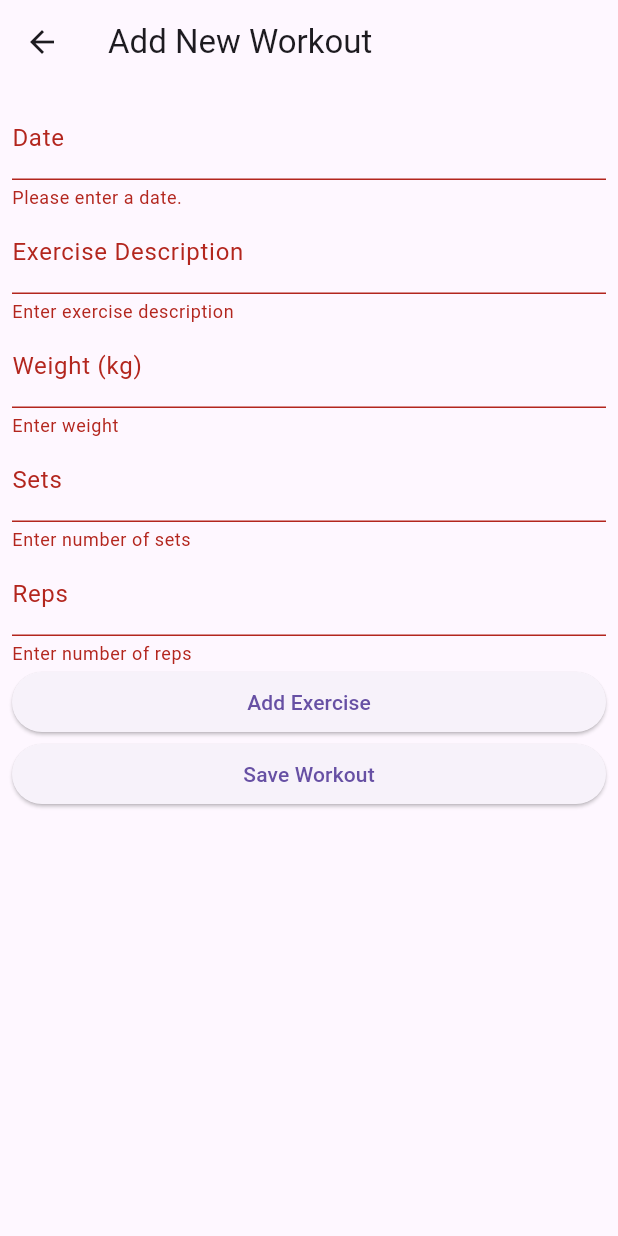
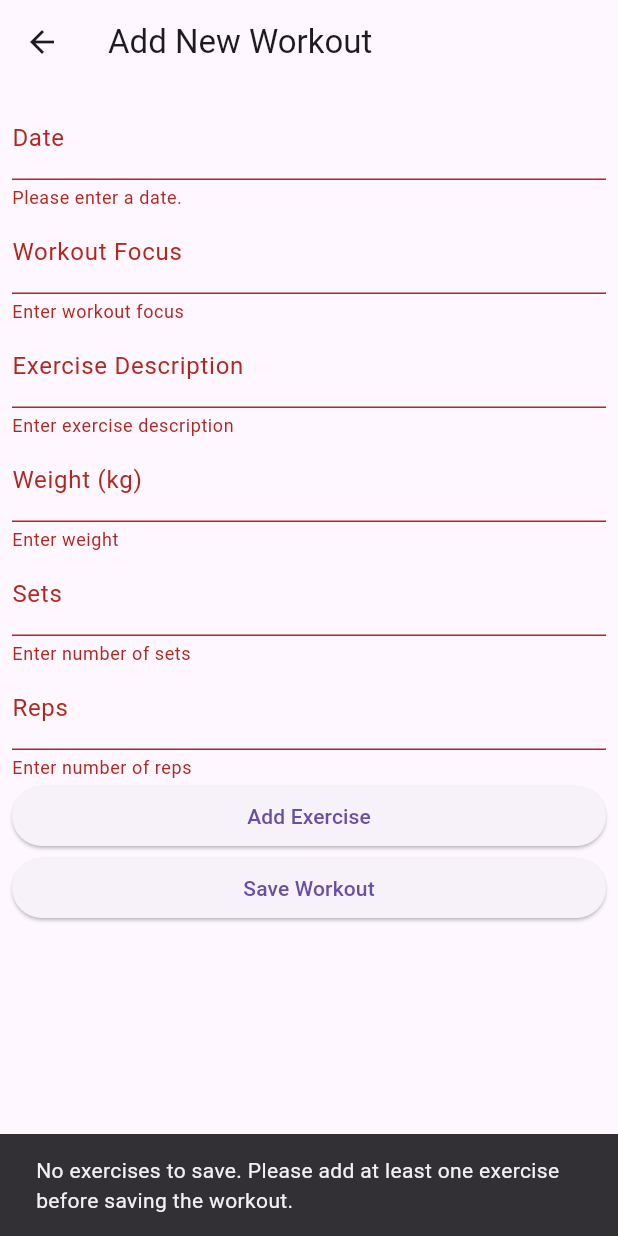
Before and after one commit to mrmrjing/workout-tracker, a Flutter app: the screen it shows after launch, item 3 of the bottom bar chosen, after a tap on "Add Exercise", after a tap on "Save Workout", on a phone screen of 412 x 824 dp. Run offline on Flutter 3.47's test engine with Material 3 defaults, Android fonts, the phone set to English and light mode, and no system bars; our stand-ins replace sqflite; accounts and stored records are empty.

Commit message:
Simple add workout screen to add workouts

```diff
--- a/lib/views/add_workout_screen.dart
+++ b/lib/views/add_workout_screen.dart
@@ -1,19 +1,41 @@
 import 'package:flutter/material.dart';
-import 'package:intl/intl.dart';  // For date formatting
+import 'package:intl/intl.dart';
 import '../models/workout.dart';
-import '../models/exercise_detail.dart';  // Make sure to import ExerciseDetail
+import '../models/exercise_detail.dart';
 import '../services/database_helper.dart';
 
+/// This screen allows the user to add a new workout with multiple exercises.
 class AddWorkoutScreen extends StatefulWidget {
+  const AddWorkoutScreen({super.key});
+
   @override
-  _AddWorkoutScreenState createState() => _AddWorkoutScreenState();
+  AddWorkoutScreenState createState() => AddWorkoutScreenState();
 }
 
-class _AddWorkoutScreenState extends State<AddWorkoutScreen> {
-  final _formKey = GlobalKey<FormState>();
-  String? _date; // Date of the workout
-  List<ExerciseDetail> _exercises = []; // List of exercises
+/// State for AddWorkoutScreen that handles adding exercises and submitting a complete workout.
+class AddWorkoutScreenState extends State<AddWorkoutScreen> {
+  final GlobalKey<FormState> _formKey = GlobalKey<FormState>();
+  final List<ExerciseDetail> _exercises = [];
+  final TextEditingController _controllerDescription = TextEditingController();
+  final TextEditingController _controllerWeight = TextEditingController();
+  final TextEditingController _controllerSets = TextEditingController();
+  final TextEditingController _controllerReps = TextEditingController();
+  final TextEditingController _controllerFocus = TextEditingController();
+  String? _date;
+  bool _isLoading = false; // Indicates whether the submission is in progress.
 
+  @override
+  void dispose() {
+    // Clean up controllers when the widget is disposed.
+    _controllerDescription.dispose();
+    _controllerWeight.dispose();
+    _controllerSets.dispose();
+    _controllerReps.dispose();
+    _controllerFocus.dispose();
+    super.dispose();
+  }
+
+  /// Adds an exercise to the workout from the form data if it's valid.
   void _addExerciseDetail() {
     if (_formKey.currentState!.validate()) {
       _formKey.currentState!.save();
@@ -27,40 +49,104 @@ class _AddWorkoutScreenState extends State<AddWorkoutScreen> {
       _controllerWeight.clear();
       _controllerSets.clear();
       _controllerReps.clear();
+
+      ScaffoldMessenger.of(context).showSnackBar(
+        const SnackBar(content: Text("Exercise added successfully!")),
+      );
+    } else {
+      ScaffoldMessenger.of(context).showSnackBar(
+        const SnackBar(content: Text("Please correct the errors in the form before adding the exercise.")),
+      );
     }
   }
 
-  // Controllers for form fields
-  final _controllerDescription = TextEditingController();
-  final _controllerWeight = TextEditingController();
-  final _controllerSets = TextEditingController();
-  final _controllerReps = TextEditingController();
+  /// Submits all data to the database after validating current inputs and checking if there's at least one exercise.
+  void _submitData() async {
+    if (_exercises.isEmpty && !_isCurrentInputValid()) {
+      ScaffoldMessenger.of(context).showSnackBar(
+        const SnackBar(content: Text("No exercises to save. Please add at least one exercise before saving the workout.")),
+      );
+      return;
+    }
 
-  void _submitData() async {
-    if (_formKey.currentState!.validate()) {
-      _formKey.currentState!.save();
-      if (_date != null && _exercises.isNotEmpty) { // Ensure date and exercises are valid
-        Workout newWorkout = Workout(date: _date!, exercises: _exercises);
+    if (_isCurrentInputValid()) {
+      if (!_formKey.currentState!.validate()) {
+        ScaffoldMessenger.of(context).showSnackBar(
+          const SnackBar(content: Text("Please correct the errors in the form before saving.")),
+        );
+        return;
+      }
+      _addCurrentInputAsExercise();
+    }
+
+    setState(() => _isLoading = true);
+    try {
+      Workout newWorkout = Workout(date: _date!, exercises: _exercises, focus: _controllerFocus.text);
       await DatabaseHelper.instance.createWorkout(newWorkout);
-        Navigator.of(context).pop(); // Optionally pop the current screen
+      ScaffoldMessenger.of(context).showSnackBar(
+        const SnackBar(content: Text("Workout saved successfully!")),
+      );
+      if (mounted) Navigator.of(context).pop();
+    } catch (e) {
+      ScaffoldMessenger.of(context).showSnackBar(
+        SnackBar(content: Text('Failed to save workout: ${e.toString()}')),
+      );
+    } finally {
+      if (mounted) setState(() => _isLoading = false);
     }
   }
+
+  /// Adds the current input as an exercise if all fields are filled correctly.
+  void _addCurrentInputAsExercise() {
+    _exercises.add(ExerciseDetail(
+      description: _controllerDescription.text,
+      weight: double.parse(_controllerWeight.text),
+      sets: int.parse(_controllerSets.text),
+      reps: int.parse(_controllerReps.text),
+    ));
+    _controllerDescription.clear();
+    _controllerWeight.clear();
+    _controllerSets.clear();
+    _controllerReps.clear();
+  }
+
+  /// Checks if the current form inputs are valid for adding as an exercise.
+  bool _isCurrentInputValid() {
+    return _controllerDescription.text.isNotEmpty &&
+           _controllerWeight.text.isNotEmpty &&
+           _controllerSets.text.isNotEmpty &&
+           _controllerReps.text.isNotEmpty;
   }
 
   @override
   Widget build(BuildContext context) {
     return Scaffold(
-      appBar: AppBar(
-        title: Text('Add New Workout'),
-      ),
+      appBar: AppBar(title: const Text('Add New Workout')),
       body: Padding(
-        padding: EdgeInsets.all(8.0),
+        padding: const EdgeInsets.all(8.0),
         child: Form(
           key: _formKey,
           child: ListView(
             children: <Widget>[
-              TextFormField(
-                decoration: InputDecoration(labelText: 'Date'),
+              _buildDateField(),
+              _buildTextField(_controllerFocus, 'Workout Focus', 'Enter workout focus'),
+              ..._exercises.map(_buildExerciseTile).toList(),
+              _buildTextField(_controllerDescription, 'Exercise Description', 'Enter exercise description'),
+              _buildTextField(_controllerWeight, 'Weight (kg)', 'Enter weight', isNumeric: true),
+              _buildTextField(_controllerSets, 'Sets', 'Enter number of sets', isNumeric: true),
+              _buildTextField(_controllerReps, 'Reps', 'Enter number of reps', isNumeric: true),
+              ElevatedButton(onPressed: _addExerciseDetail, child: const Text('Add Exercise')),
+              ElevatedButton(onPressed: _submitData, child: const Text('Save Workout')),
+            ],
+          ),
+        ),
+      ),
+    );
+  }
+
+  /// Builds a text field for entering dates with a date picker.
+  Widget _buildDateField() => TextFormField(
+    decoration: const InputDecoration(labelText: 'Date'),
     readOnly: true,
     onTap: () async {
       DateTime? pickedDate = await showDatePicker(
@@ -69,67 +155,30 @@ class _AddWorkoutScreenState extends State<AddWorkoutScreen> {
         firstDate: DateTime(2000),
         lastDate: DateTime(2100),
       );
-                  if (pickedDate != null) {
-                    setState(() {
-                      _date = DateFormat('yyyy-MM-dd').format(pickedDate);
-                    });
-                  }
+      if (pickedDate != null) setState(() => _date = DateFormat('yyyy-MM-dd').format(pickedDate));
     },
     controller: TextEditingController(text: _date),
+    validator: (value) => value == null || value.isEmpty ? 'Please enter a date.' : null,
+  );
+
+  /// Builds a generic text field for form inputs.
+  Widget _buildTextField(TextEditingController controller, String label, String errorText, {bool isNumeric = false}) => TextFormField(
+    controller: controller,
+    decoration: InputDecoration(labelText: label),
+    keyboardType: isNumeric ? TextInputType.number : TextInputType.text,
     validator: (value) {
-                  if (value == null || value.isEmpty) {
-                    return 'Please enter a date.';
-                  }
+      if (value!.isEmpty) return errorText;
+      if (isNumeric && double.tryParse(value) == null) return 'Please enter a valid number.';
       return null;
     },
-              ),
-              for (var i = 0; i < _exercises.length; i++)
-                ListTile(
-                  title: Text("${_exercises[i].description} - ${_exercises[i].weight}kg x ${_exercises[i].sets} sets of ${_exercises[i].reps} reps"),
+  );
+
+  /// Builds a list tile for an exercise detail with a delete button.
+  Widget _buildExerciseTile(ExerciseDetail detail) => ListTile(
+    title: Text("${detail.description} - ${detail.weight}kg x ${detail.sets} sets of ${detail.reps} reps"),
     trailing: IconButton(
-                    icon: Icon(Icons.delete),
-                    onPressed: () {
-                      setState(() {
-                        _exercises.removeAt(i);
-                      });
-                    },
-                  ),
-                ),
-              TextFormField(
-                controller: _controllerDescription,
-                decoration: InputDecoration(labelText: 'Exercise Description'),
-                validator: (value) => value!.isEmpty ? 'Enter exercise description' : null,
-              ),
-              TextFormField(
-                controller: _controllerWeight,
-                decoration: InputDecoration(labelText: 'Weight (kg)'),
-                keyboardType: TextInputType.number,
-                validator: (value) => value!.isEmpty ? 'Enter weight' : null,
-              ),
-              TextFormField(
-                controller: _controllerSets,
-                decoration: InputDecoration(labelText: 'Sets'),
-                keyboardType: TextInputType.number,
-                validator: (value) => value!.isEmpty ? 'Enter number of sets' : null,
-              ),
-              TextFormField(
-                controller: _controllerReps,
-                decoration: InputDecoration(labelText: 'Reps'),
-                keyboardType: TextInputType.number,
-                validator: (value) => value!.isEmpty ? 'Enter number of reps' : null,
-              ),
-              ElevatedButton(
-                onPressed: _addExerciseDetail,
-                child: Text('Add Exercise'),
-              ),
-              ElevatedButton(
-                onPressed: _submitData,
-                child: Text('Save Workout'),
-              ),
-            ],
-          ),
-        ),
+      icon: const Icon(Icons.delete),
+      onPressed: () => setState(() => _exercises.remove(detail)),
     ),
   );
 }
-}
```
Lines whose indentation alone changed are shown as unchanged.
